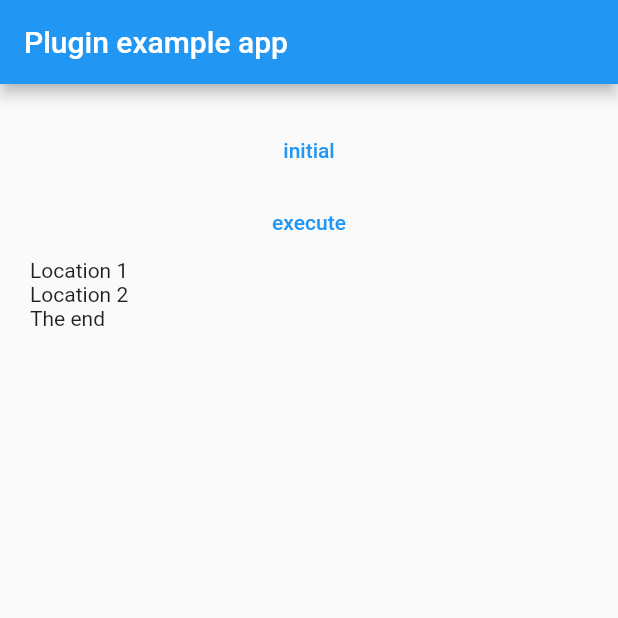
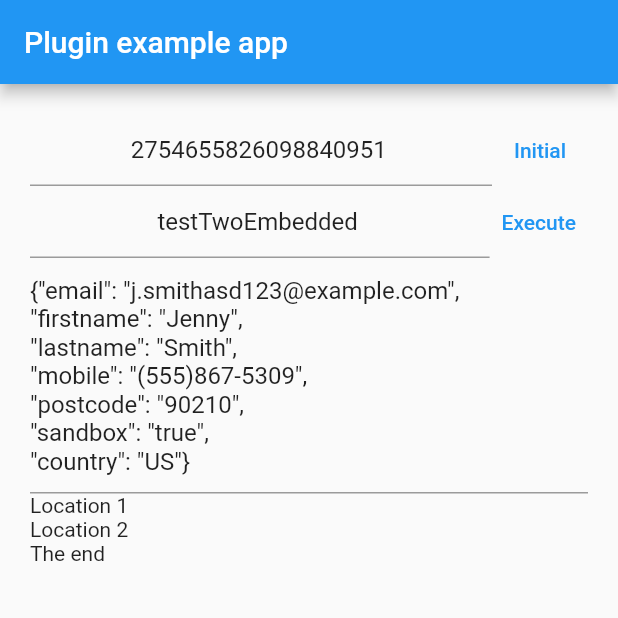
Before and after one commit to ROKT/rokt-sdk-flutter, a Flutter app: the screen it shows after launch, on a phone screen of 412 x 824 dp, the top half of it. Run offline on Flutter 3.47's test engine with Material 2 defaults, Android fonts, the phone set to English and light mode, and no system bars.

Commit message:
Feature/ecom 222 flutter create UI in example app to support multiple text entries (#18)

```diff
--- /dev/null
+++ b/example/lib/assets/constants.dart
@@ -0,0 +1,11 @@
+
+
+const String defaultTagId = "2754655826098840951";
+const String defaultViewName = "testTwoEmbedded";
+const String defaultAttributes = """{"email": "j.smithasd123@example.com",
+"firstname": "Jenny",
+"lastname": "Smith",
+"mobile": "(555)867-5309",
+"postcode": "90210",
+"sandbox": "true",
+"country": "US"}""";
--- a/example/lib/main.dart
+++ b/example/lib/main.dart
@@ -1,8 +1,10 @@
 import 'package:flutter/material.dart';
 import 'dart:async';
+import 'dart:convert';
 
 import 'package:flutter/services.dart';
 import 'package:rokt_sdk/rokt_sdk.dart';
+import 'assets/constants.dart' as constants;
 
 void main() {
   runApp(const MyApp());
@@ -17,6 +19,11 @@ class MyApp extends StatefulWidget {
 
 class _MyAppState extends State<MyApp> {
   String _platformVersion = 'Unknown';
+  final tagIdController = TextEditingController(text: constants.defaultTagId);
+  final viewNameController =
+      TextEditingController(text: constants.defaultViewName);
+  final attributesController =
+      TextEditingController(text: constants.defaultAttributes);
   Map<int, String> placeholders = Map();
 
   @override
@@ -25,15 +32,8 @@ class _MyAppState extends State<MyApp> {
   }
 
   Map getAttributes() {
-    return {
-      "email": "j.smithasd123@example.com",
-      "firstname": "Jenny",
-      "lastname": "Smith",
-      "mobile": "(555)867-5309",
-      "postcode": "90210",
-      "sandbox": "true",
-      "country": "US"
-    };
+    final Map attributes = json.decode(attributesController.text);
+    return attributes;
   }
 
   @override
@@ -43,27 +43,50 @@ class _MyAppState extends State<MyApp> {
             appBar: AppBar(
               title: const Text('Plugin example app'),
             ),
-          body: CustomScrollView(shrinkWrap: true, slivers: <Widget>[
+            body: GestureDetector(
+              onTap: () {
+                FocusScope.of(context).requestFocus(new FocusNode());
+              },
+              child: CustomScrollView(shrinkWrap: true, slivers: <Widget>[
                 SliverPadding(
                   padding: const EdgeInsets.all(20.0),
                   sliver: SliverList(
                     delegate: SliverChildListDelegate(
                       <Widget>[
+                        Row(crossAxisAlignment: CrossAxisAlignment.start,
+                            children: [
+                    Expanded(
+                    child:TextField(
+                                  controller: tagIdController,
+                                  textAlign: TextAlign.center)),
                               TextButton(
-                      child: const Text('initial'),
+                                child: const Text('Initial'),
                                 onPressed: () {
-                        RoktSdk.initialize('2570597781472571104',
+                                  RoktSdk.initialize(tagIdController.text,
                                       appVersion: '1.0.0');
                                 },
-                    ),
+                              )
+                            ]),
+                        Row(crossAxisAlignment: CrossAxisAlignment.start,
+                            children: [
+                              Expanded(
+                                  child:
+                              TextField(
+                                  controller: viewNameController,
+                                  textAlign: TextAlign.center)),
                               TextButton(
-                      child: const Text('execute'),
+                                  child: const Text('Execute'),
                                   onPressed: () {
-                        RoktSdk.execute("test", getAttributes(), (dynamic msg) {
+                                    RoktSdk.execute(viewNameController.text,
+                                        getAttributes(), (dynamic msg) {
                                       print("rokt_sdk $msg");
                                     });
-                      },
-                    ),
+                                  })
+                            ]),
+                        TextField(
+                            controller: attributesController,
+                            keyboardType: TextInputType.multiline,
+                            maxLines: null),
                         const Text("Location 1"),
                         RoktWidget(placeholderName: "Location1"),
                         const Text("Location 2"),
@@ -74,6 +97,6 @@ class _MyAppState extends State<MyApp> {
                   ),
                 ),
               ]),
-        ));
+            )));
   }
 }
```
Lines whose indentation alone changed are shown as unchanged.
